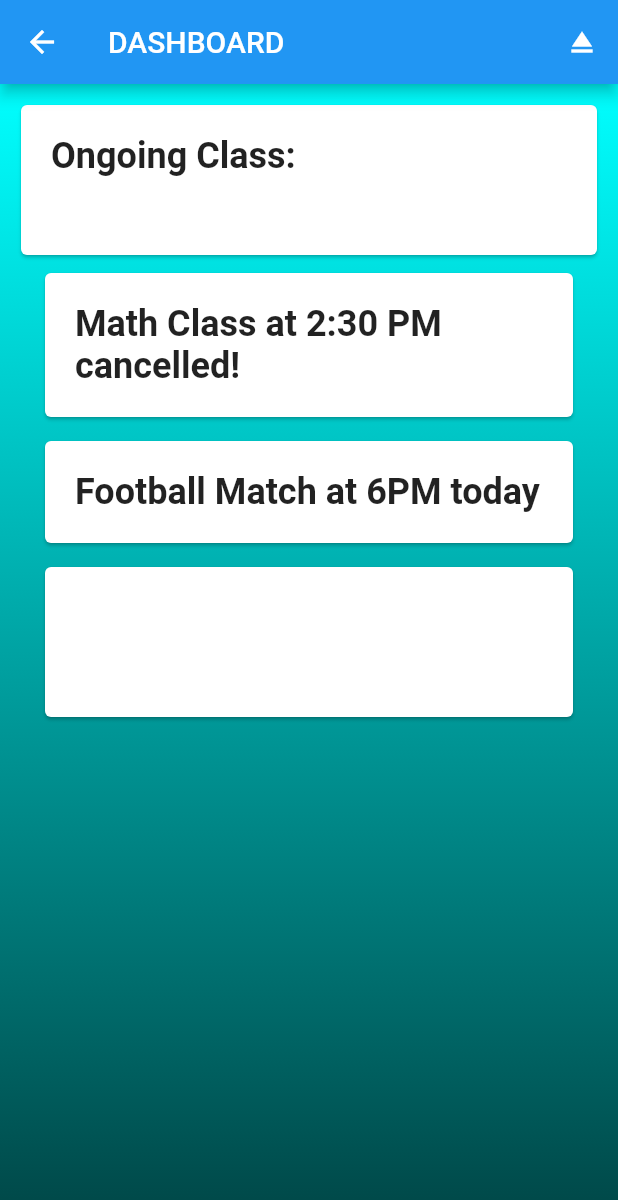
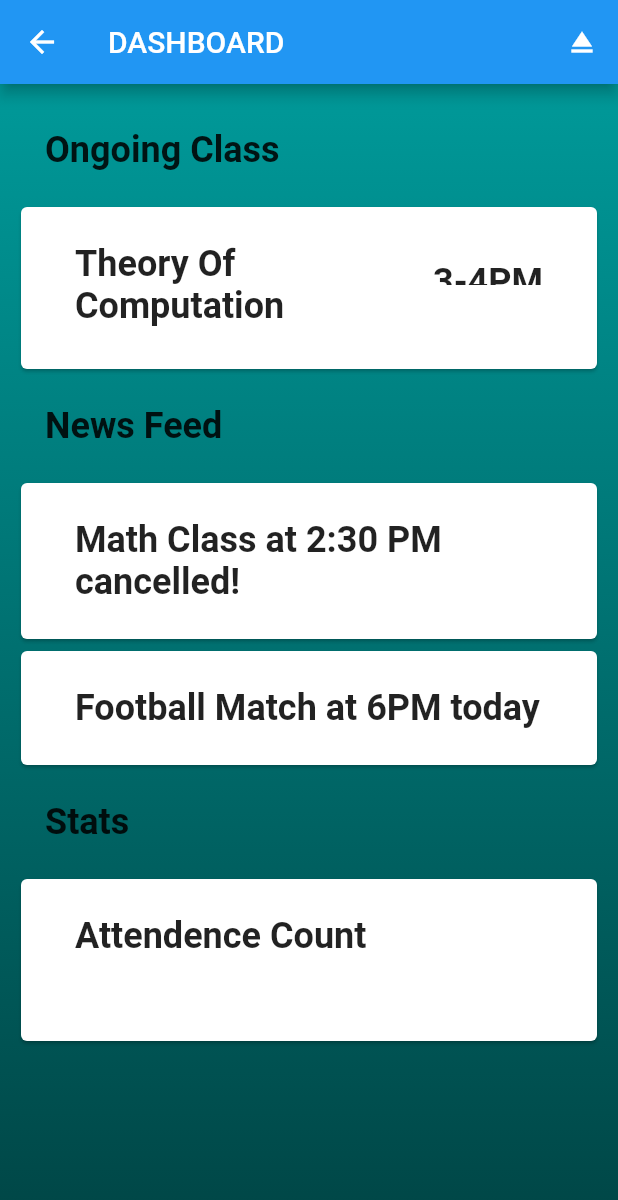
Before and after one commit to shubhankarsharma00/Sidhy, a Flutter app: the DashBoard screen opened by its route, on a phone screen of 412 x 824 dp. Shown: the top 1200 px of the screen. Run offline on Flutter 3.47's test engine with Material 2 defaults, Android fonts, the phone set to English and light mode, and no system bars; our stand-ins replace font_awesome_flutter; missing offline and left inert: flutter_fluid_slider; accounts and stored records are empty; project files that could hold a hidden picture were left out.

Commit message:
ui improved

```diff
--- a/lib/pages/dashboard.dart
+++ b/lib/pages/dashboard.dart
@@ -29,39 +29,52 @@ class _DashBoardState extends State<DashBoard> {
             icon: Icon(Icons.eject),
             onPressed: () {
               widget.auth.signOut();
-                Navigator.pushReplacementNamed(context,"/");
+              Navigator.pushReplacementNamed(context, "/");
             },
           )
         ],
       ),
       body: Container(
-        decoration: BoxDecoration(gradient: Theme.Colors.primaryGradient),
+        decoration: BoxDecoration(gradient: Theme.Colors.primaryGradientDark),
         child: ListView(
           padding: EdgeInsets.all(10.0),
-          children: <Widget>[_ongoingClass(), _newsFeed(), _stats()],
+          children: <Widget>[
+            Heading("Ongoing Class"),
+            _ongoingClass(),
+            Heading("News Feed"),
+            _newsFeed(),
+            Heading("Stats"),
+            _stats(),
+            SizedBox(height: 100.0),
+          ],
         ),
       ),
     );
   }
 
   Widget _ongoingClass() {
-    return InkWell(child: Card(
-      child: Container(
-        height: 100.0,
-        child: Heading("Ongoing Class:"),
+    return InkWell(
+      child: Card(
+        child: ListTile(
+          title: Container(
+            height: 100.0,
+            child: Heading("Theory Of Computation"),
+          ),
+          trailing: Heading("3-4PM"),
+        ),
       ),
-
-    ),
-    onTap: (){
-      Navigator.pushNamed(context, '/askdoubt');
-    },);
+      onTap: () {
+        Navigator.pushNamed(context, '/askdoubt');
+      },
+    );
   }
 
   Widget _stats() {
-    return ListTile(
-      title: Card(
-        child: Container(
+    return Card(
+      child: ListTile(
+        title: Container(
           height: 100.0,
+          child: Heading("Attendence Count"),
         ),
       ),
     );
@@ -70,7 +83,7 @@ class _DashBoardState extends State<DashBoard> {
   Widget _newsFeed() {
     return Column(
       children: newsfeed.map((String news) {
-        return ListTile(title: Card(child: Heading(news)));
+        return Card(child: ListTile(title: Heading(news)));
       }).toList(),
     );
   }
--- a/lib/style/theme.dart
+++ b/lib/style/theme.dart
@@ -16,4 +16,11 @@ class Colors {
     begin: Alignment.topCenter,
     end: Alignment.bottomCenter,
   );
+
+  static const primaryGradientDark = const LinearGradient(
+    colors: const [const Color(0xFF009999), const Color(0xFF004545)],
+    stops: const [0.0, 1.0],
+    begin: Alignment.topCenter,
+    end: Alignment.bottomCenter,
+  );
 }
```
